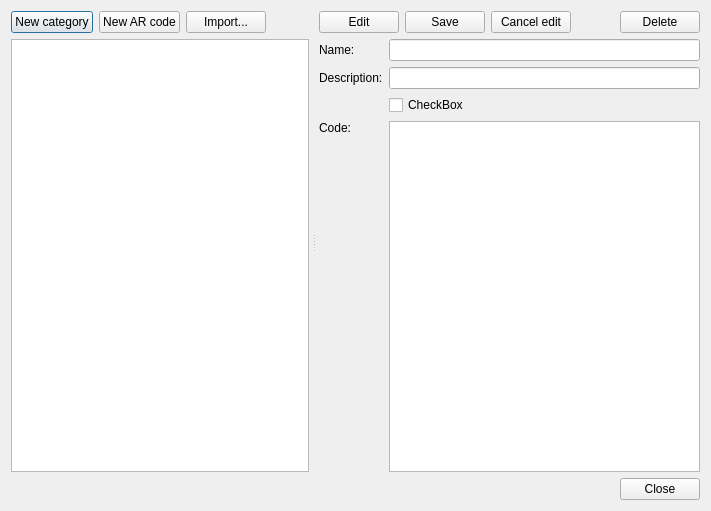
Before: the Qt Designer form src/frontend/qt_sdl/CheatsDialog.ui in Wokann/melonDS_CHN, drawn with Qt 5.
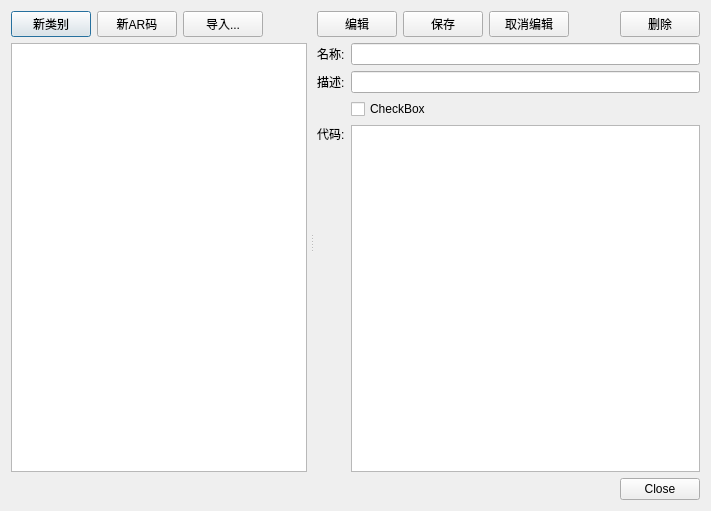
After: the same form once the commit is applied.

```diff
--- a/src/frontend/qt_sdl/CheatsDialog.ui
+++ b/src/frontend/qt_sdl/CheatsDialog.ui
@@ -41,21 +41,21 @@
          <item>
           <widget class="QPushButton" name="btnNewCat">
            <property name="text">
-            <string>New category</string>
+            <string>新类别</string>
            </property>
           </widget>
          </item>
          <item>
           <widget class="QPushButton" name="btnNewARCode">
            <property name="text">
-            <string>New AR code</string>
+            <string>新AR码</string>
            </property>
           </widget>
          </item>
          <item>
           <widget class="QPushButton" name="btnImportCheats">
            <property name="text">
-            <string>Import...</string>
+            <string>导入...</string>
            </property>
           </widget>
          </item>
@@ -123,21 +123,21 @@
          <item>
           <widget class="QPushButton" name="btnEditCode">
            <property name="text">
-            <string>Edit</string>
+            <string>编辑</string>
            </property>
           </widget>
          </item>
          <item>
           <widget class="QPushButton" name="btnSaveCode">
            <property name="text">
-            <string>Save</string>
+            <string>保存</string>
            </property>
           </widget>
          </item>
          <item>
           <widget class="QPushButton" name="btnCancelEdit">
            <property name="text">
-            <string>Cancel edit</string>
+            <string>取消编辑</string>
            </property>
           </widget>
          </item>
@@ -157,7 +157,7 @@
          <item>
           <widget class="QPushButton" name="btnDeleteCode">
            <property name="text">
-            <string>Delete</string>
+            <string>删除</string>
            </property>
           </widget>
          </item>
@@ -168,7 +168,7 @@
          <item row="0" column="0">
           <widget class="QLabel" name="label">
            <property name="text">
-            <string>Name:</string>
+            <string>名称:</string>
            </property>
           </widget>
          </item>
@@ -178,7 +178,7 @@
          <item row="1" column="0">
           <widget class="QLabel" name="label_2">
            <property name="text">
-            <string>Description:</string>
+            <string>描述:</string>
            </property>
           </widget>
          </item>
@@ -208,7 +208,7 @@
             </sizepolicy>
            </property>
            <property name="text">
-            <string>Code:</string>
+            <string>代码:</string>
            </property>
            <property name="alignment">
             <set>Qt::AlignmentFlag::AlignLeading|Qt::AlignmentFlag::AlignLeft|Qt::AlignmentFlag::AlignTop</set>
```
